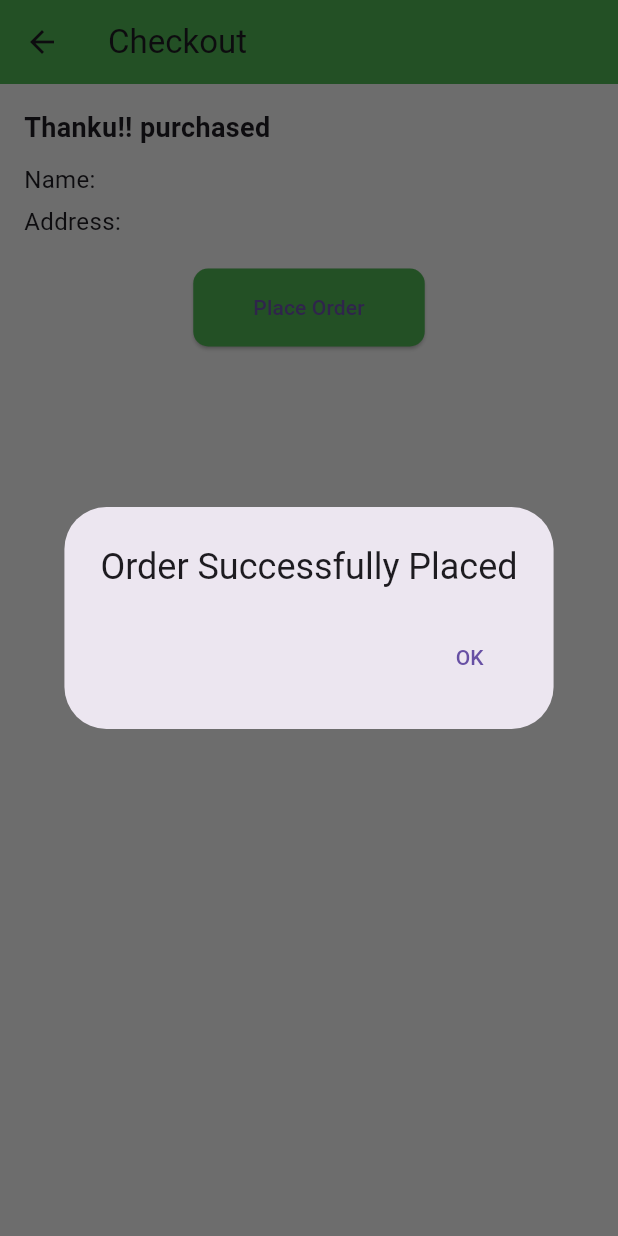
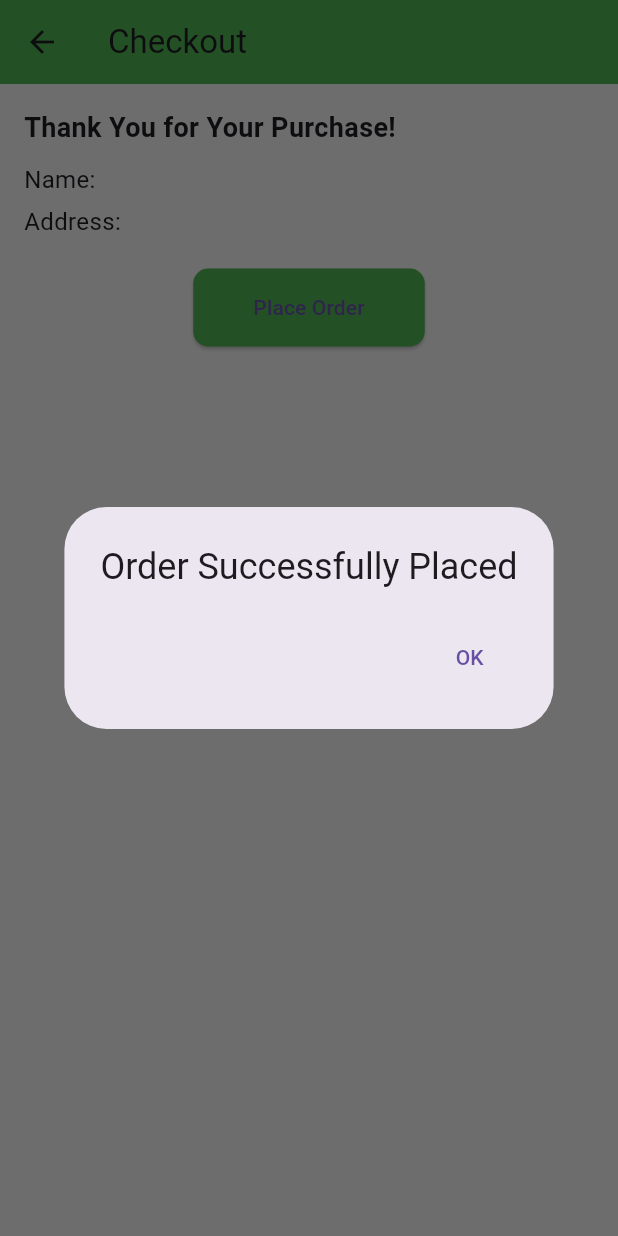
Before and after one commit to teena-tech/my_foody_app, a Flutter app: the CheckoutScreen screen opened directly with empty values, after a tap on "Place Order", on a phone screen of 412 x 824 dp. Run offline on Flutter 3.47's test engine with Material 3 defaults, Android fonts, the phone set to English and light mode, and no system bars; our stand-ins replace firebase_auth, firebase_core, google_sign_in; accounts and stored records are empty; network calls fail.

Commit message:
Initial commit

```diff
--- a/lib/checkout/checkout_screen.dart
+++ b/lib/checkout/checkout_screen.dart
@@ -1,4 +1,8 @@
 import 'package:flutter/material.dart';
+import 'package:flutter/material.dart';
+import 'package:online_swissy/home/cart_provider.dart';
+import 'package:online_swissy/home/home_screen.dart';
+import 'package:provider/provider.dart';
 
 class CheckoutScreen extends StatelessWidget {
   final String firstName;
@@ -14,37 +18,49 @@ class CheckoutScreen extends StatelessWidget {
 
   @override
   Widget build(BuildContext context) {
+    final cart = Provider.of<CartProvider>(context, listen: false);
+
     return Scaffold(
       backgroundColor: Colors.grey[200],
       appBar: AppBar(
-        title: Text("Checkout"),
+        title: const Text("Checkout"),
         backgroundColor: Colors.green,
       ),
       body: Padding(
-        padding: EdgeInsets.all(16),
+        padding: const EdgeInsets.all(16),
         child: Column(
           crossAxisAlignment: CrossAxisAlignment.start,
           children: [
-            Text(
-              "Thanku!! purchased",
+            const Text(
+              "Thank You for Your Purchase!",
               style: TextStyle(fontSize: 18, fontWeight: FontWeight.bold),
             ),
-            SizedBox(height: 10),
-            Text("Name: $firstName $lastName", style: TextStyle(fontSize: 16)),
-            SizedBox(height: 5),
-            Text("Address: $address", style: TextStyle(fontSize: 16)),
-            SizedBox(height: 20),
+            const SizedBox(height: 10),
+            Text("Name: $firstName $lastName",
+                style: const TextStyle(fontSize: 16)),
+            const SizedBox(height: 5),
+            Text("Address: $address", style: const TextStyle(fontSize: 16)),
+            const SizedBox(height: 20),
             Center(
               child: ElevatedButton(
                 onPressed: () {
+                  cart.clearCart(); // Clear the cart before navigating
                   showDialog(
                     context: context,
                     builder: (context) => AlertDialog(
-                      title: Text("Order Successfully Placed"),
+                      title: const Text("Order Successfully Placed"),
                       actions: [
                         TextButton(
-                          onPressed: () => Navigator.pop(context),
-                          child: Text("OK"),
+                          onPressed: () {
+                            Navigator.pop(context); // Close dialog
+                            Navigator.pushAndRemoveUntil(
+                              context,
+                              MaterialPageRoute(
+                                  builder: (context) => HomeScreen()),
+                              (route) => false, // Remove all previous routes
+                            );
+                          },
+                          child: const Text("OK"),
                         ),
                       ],
                     ),
@@ -52,12 +68,13 @@ class CheckoutScreen extends StatelessWidget {
                 },
                 style: ElevatedButton.styleFrom(
                   backgroundColor: Colors.green,
-                  padding: EdgeInsets.symmetric(vertical: 16, horizontal: 40),
+                  padding:
+                      const EdgeInsets.symmetric(vertical: 16, horizontal: 40),
                   shape: RoundedRectangleBorder(
                     borderRadius: BorderRadius.circular(10),
                   ),
                 ),
-                child: Text("Place Order"),
+                child: const Text("Place Order"),
               ),
             ),
           ],
--- a/lib/home/cart_provider.dart
+++ b/lib/home/cart_provider.dart
@@ -11,9 +11,10 @@ class CartProvider with ChangeNotifier {
 
   double get totalAmount {
     return _cart.values.fold(
-        0.0,
-        (sum, item) =>
-            sum + (item['quantity'] as int) * (item['price'] as double));
+      0.0,
+      (sum, item) =>
+          sum + (item['quantity'] as int) * (item['price'] as double),
+    );
   }
 
   void addItem(String dish, double price) {
@@ -32,7 +33,12 @@ class CartProvider with ChangeNotifier {
       } else {
         _cart.remove(dish);
       }
+      notifyListeners();
     }
-    notifyListeners();
+  }
+
+  void clearCart() {
+    _cart.clear();
+    notifyListeners(); // Notify UI to update
   }
 }
```
